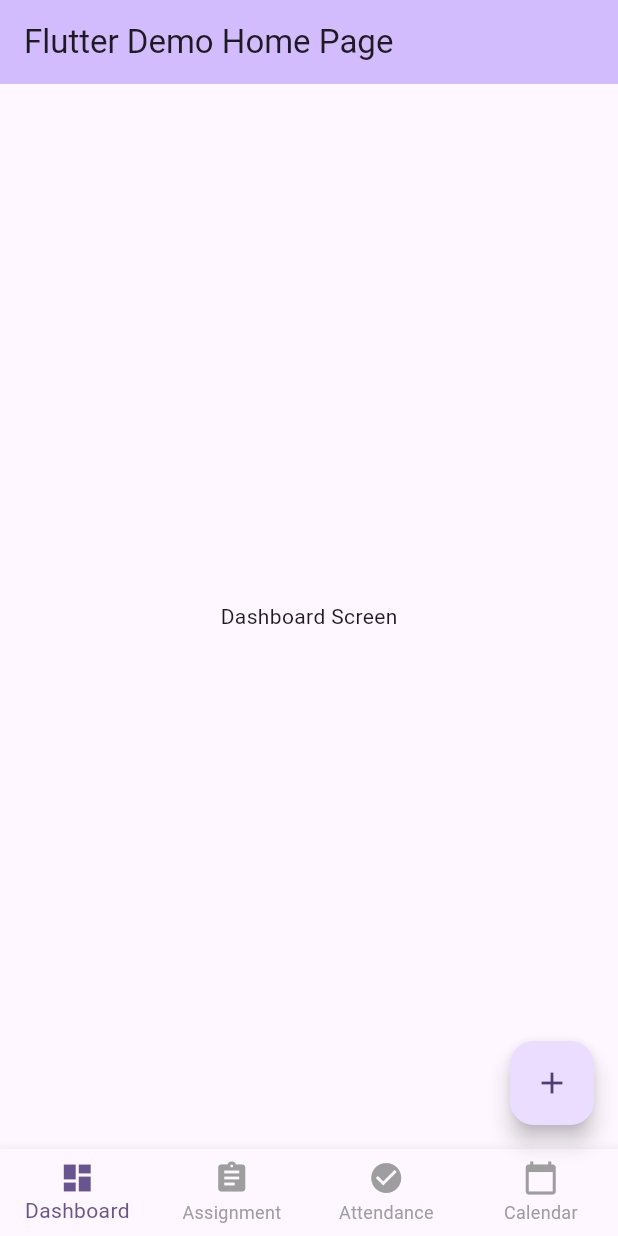
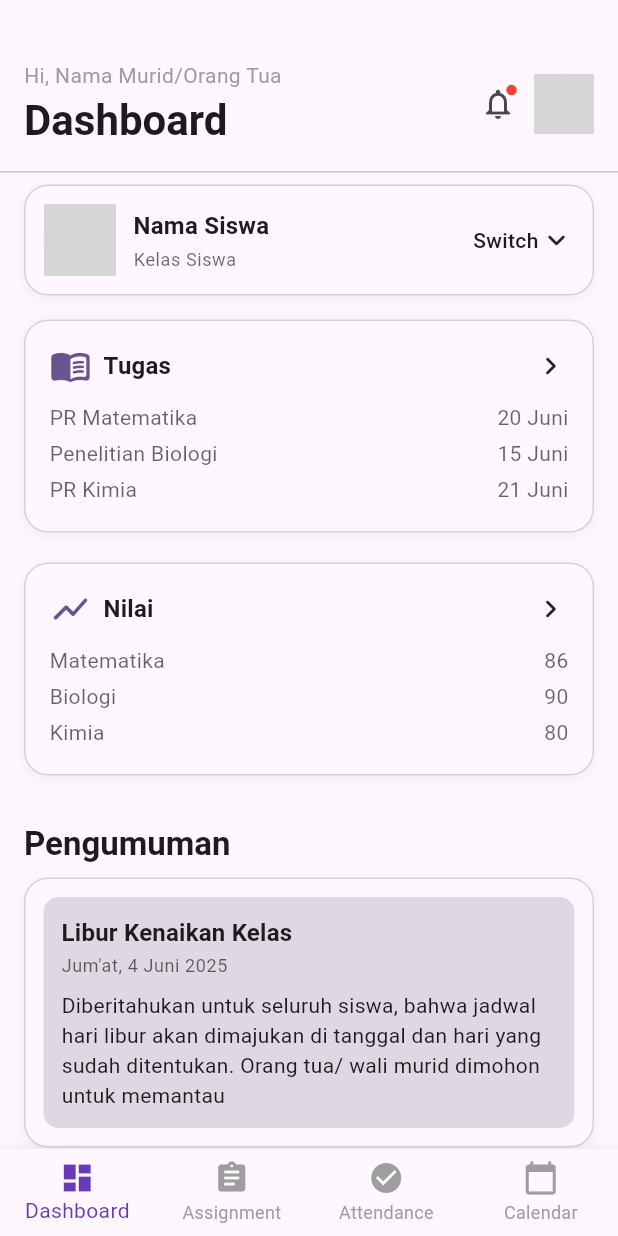
Before and after one commit to triastanto/eleven-edu, a Flutter app: the screen it shows after launch, on a phone screen of 412 x 824 dp. Run offline on Flutter 3.47's test engine with Material 3 defaults, Android fonts, the light colour scheme and no system bars; our stand-ins replace flutter_dotenv; grey boxes are pictures that could not be loaded.

Commit message:
Implement dashboard layout and implement base card container

```diff
--- a/lib/main.dart
+++ b/lib/main.dart
@@ -79,26 +79,70 @@ class _MyHomePageState extends State<MyHomePage> {
 
   @override
   Widget build(BuildContext context) {
-    // Only used in DashboardScreen, but kept here for demonstration
     return Scaffold(
-      appBar: AppBar(
-        backgroundColor: Theme.of(context).colorScheme.inversePrimary,
-        title: Text(widget.title),
+      appBar: null, // Remove default AppBar
+      body: Column(
+        children: [
+          // Custom top section
+          Container(
+            padding: const EdgeInsets.fromLTRB(16, 40, 16, 16),
+            child: Row(
+              crossAxisAlignment: CrossAxisAlignment.center,
+              children: [
+                Expanded(
+                  child: Column(
+                    crossAxisAlignment: CrossAxisAlignment.start,
+                    children: [
+                      Text(
+                        'Hi, Nama Murid/Orang Tua',
+                        style: Theme.of(context).textTheme.bodyMedium?.copyWith(color: Colors.grey),
+                      ),
+                      const SizedBox(height: 2),
+                      Text(
+                        'Dashboard',
+                        style: Theme.of(context).textTheme.headlineMedium?.copyWith(fontWeight: FontWeight.bold),
+                      ),
+                    ],
+                  ),
+                ),
+                Stack(
+                  children: [
+                    IconButton(
+                      icon: const Icon(Icons.notifications_none_outlined),
+                      onPressed: () {},
+                    ),
+                    Positioned(
+                      right: 10,
+                      top: 10,
+                      child: Container(
+                        width: 10,
+                        height: 10,
+                        decoration: BoxDecoration(
+                          color: Colors.red,
+                          shape: BoxShape.circle,
+                          border: Border.all(color: Colors.white, width: 1.5),
+                        ),
+                      ),
+                    ),
+                  ],
+                ),
+                const CircleAvatar(
+                  radius: 20,
+                  backgroundImage: AssetImage('assets/profile_student.png'),
+                ),
+              ],
+            ),
+          ),
+          const Divider(height: 1),
+          // Expanded area for tab content
+          Expanded(
+            child: _widgetOptions[_selectedIndex],
+          ),
+        ],
       ),
-      body: _widgetOptions[_selectedIndex],
-      floatingActionButton: _selectedIndex == 0
-          ? FloatingActionButton(
-              onPressed: () => context.read<CounterProvider>().increment(),
-              tooltip: 'Increment',
-              child: const Icon(Icons.add),
-            )
-          : null,
       bottomNavigationBar: BottomNavigationBar(
-        type: BottomNavigationBarType.fixed,
         items: _bottomNavItems,
         currentIndex: _selectedIndex,
-        selectedItemColor: Theme.of(context).colorScheme.primary,
-        unselectedItemColor: Colors.grey,
         onTap: _onItemTapped,
       ),
     );
--- a/lib/screens/dashboard_screen.dart
+++ b/lib/screens/dashboard_screen.dart
@@ -1,10 +1,52 @@
 import 'package:flutter/material.dart';
+import '../widgets/student_card.dart';
+import '../widgets/announcement_card.dart';
+import '../widgets/dashboard_card.dart';
+import '../widgets/dashboard_card_item.dart';
 
 /// Dashboard screen
 class DashboardScreen extends StatelessWidget {
   const DashboardScreen({super.key});
+
   @override
   Widget build(BuildContext context) {
-    return const Center(child: Text('Dashboard Screen'));
+    return SingleChildScrollView(
+      padding: const EdgeInsets.symmetric(horizontal: 16, vertical: 8),
+      child: Column(
+        crossAxisAlignment: CrossAxisAlignment.start,
+        children: [
+          const StudentCard(),
+          // Tugas card
+          DashboardCard(
+            icon: Icons.menu_book_rounded,
+            title: 'Tugas',
+            items: const [
+              DashboardCardItem('PR Matematika', '20 Juni'),
+              DashboardCardItem('Penelitian Biologi', '15 Juni'),
+              DashboardCardItem('PR Kimia', '21 Juni'),
+            ],
+            onTap: () {},
+          ),
+          const SizedBox(height: 12),
+          // Nilai card
+          DashboardCard(
+            icon: Icons.show_chart_rounded,
+            title: 'Nilai',
+            items: const [
+              DashboardCardItem('Matematika', '86'),
+              DashboardCardItem('Biologi', '90'),
+              DashboardCardItem('Kimia', '80'),
+            ],
+            onTap: () {},
+          ),
+          const SizedBox(height: 24),
+          // Pengumuman
+          Text('Pengumuman', style: Theme.of(context).textTheme.titleLarge?.copyWith(fontWeight: FontWeight.bold)),
+          const SizedBox(height: 8),
+          const AnnouncementCard(),
+          const SizedBox(height: 12),
+        ],
+      ),
+    );
   }
 }
--- a/lib/theme/app_theme.dart
+++ b/lib/theme/app_theme.dart
@@ -2,6 +2,18 @@ import 'package:flutter/material.dart';
 
 class AppTheme {
   static ThemeData get lightTheme => ThemeData(
-    colorScheme: ColorScheme.fromSeed(seedColor: Colors.deepPurple),
-  );
+        colorScheme: ColorScheme.fromSeed(seedColor: Colors.deepPurple),
+        appBarTheme: const AppBarTheme(
+          backgroundColor: null, // Uses colorScheme.inversePrimary by default
+        ),
+        floatingActionButtonTheme: const FloatingActionButtonThemeData(
+          backgroundColor: Colors.deepPurple,
+          foregroundColor: Colors.white,
+        ),
+        bottomNavigationBarTheme: const BottomNavigationBarThemeData(
+          type: BottomNavigationBarType.fixed,
+          selectedItemColor: Colors.deepPurple,
+          unselectedItemColor: Colors.grey,
+        ),
+      );
 }
--- /dev/null
+++ b/lib/widgets/announcement_card.dart
@@ -0,0 +1,34 @@
+import 'package:flutter/material.dart';
+import 'base_card_container.dart';
+
+class AnnouncementCard extends StatelessWidget {
+  const AnnouncementCard({super.key});
+
+  @override
+  Widget build(BuildContext context) {
+    final theme = Theme.of(context);
+    return BaseCardContainer(
+      padding: const EdgeInsets.all(12),
+      child: Container(
+        decoration: BoxDecoration(
+          color: theme.colorScheme.secondary.withOpacity(0.2),
+          borderRadius: BorderRadius.circular(10),
+        ),
+        padding: const EdgeInsets.all(12),
+        child: Column(
+          crossAxisAlignment: CrossAxisAlignment.start,
+          children: [
+            Text('Libur Kenaikan Kelas', style: theme.textTheme.titleMedium?.copyWith(fontWeight: FontWeight.bold)),
+            const SizedBox(height: 2),
+            Text("Jum'at, 4 Juni 2025", style: theme.textTheme.bodySmall?.copyWith(color: theme.hintColor)),
+            const SizedBox(height: 8),
+            Text(
+              'Diberitahukan untuk seluruh siswa, bahwa jadwal hari libur akan dimajukan di tanggal dan hari yang sudah ditentukan. Orang tua/ wali murid dimohon untuk memantau',
+              style: theme.textTheme.bodyMedium,
+            ),
+          ],
+        ),
+      ),
+    );
+  }
+}
--- /dev/null
+++ b/lib/widgets/base_card_container.dart
@@ -0,0 +1,38 @@
+import 'package:flutter/material.dart';
+
+class BaseCardContainer extends StatelessWidget {
+  final Widget child;
+  final EdgeInsetsGeometry? margin;
+  final EdgeInsetsGeometry? padding;
+  final Color? color;
+
+  const BaseCardContainer({
+    super.key,
+    required this.child,
+    this.margin,
+    this.padding,
+    this.color,
+  });
+
+  @override
+  Widget build(BuildContext context) {
+    final theme = Theme.of(context);
+    return Container(
+      margin: margin,
+      padding: padding,
+      decoration: BoxDecoration(
+        color: color ?? theme.cardColor,
+        borderRadius: BorderRadius.circular(16),
+        border: Border.all(color: theme.dividerColor.withOpacity(0.3)),
+        boxShadow: [
+          BoxShadow(
+            color: theme.shadowColor.withOpacity(0.05),
+            blurRadius: 8,
+            offset: const Offset(0, 2),
+          ),
+        ],
+      ),
+      child: child,
+    );
+  }
+}
--- a/lib/widgets/custom_button.dart
+++ /dev/null
@@ -1,13 +0,0 @@
-import 'package:flutter/material.dart';
-
-class CustomButton extends StatelessWidget {
-  final String label;
-  final VoidCallback onPressed;
-
-  const CustomButton({super.key, required this.label, required this.onPressed});
-
-  @override
-  Widget build(BuildContext context) {
-    return ElevatedButton(onPressed: onPressed, child: Text(label));
-  }
-}
--- /dev/null
+++ b/lib/widgets/dashboard_card.dart
@@ -0,0 +1,55 @@
+import 'package:flutter/material.dart';
+import 'dashboard_card_item.dart';
+import 'base_card_container.dart';
+
+class DashboardCard extends StatelessWidget {
+  final IconData icon;
+  final String title;
+  final List<DashboardCardItem> items;
+  final VoidCallback onTap;
+
+  const DashboardCard({
+    required this.icon,
+    required this.title,
+    required this.items,
+    required this.onTap,
+    super.key,
+  });
+
+  @override
+  Widget build(BuildContext context) {
+    final theme = Theme.of(context);
+    return BaseCardContainer(
+      margin: const EdgeInsets.only(bottom: 8),
+      child: Material(
+        color: Colors.transparent,
+        child: InkWell(
+          borderRadius: BorderRadius.circular(16),
+          onTap: onTap,
+          child: Padding(
+            padding: const EdgeInsets.all(16),
+            child: Column(
+              crossAxisAlignment: CrossAxisAlignment.start,
+              children: [
+                Row(
+                  children: [
+                    Icon(icon, size: 28, color: theme.colorScheme.primary),
+                    const SizedBox(width: 8),
+                    Text(
+                      title,
+                      style: theme.textTheme.titleMedium?.copyWith(fontWeight: FontWeight.bold),
+                    ),
+                    const Spacer(),
+                    Icon(Icons.chevron_right_rounded, color: theme.iconTheme.color),
+                  ],
+                ),
+                const SizedBox(height: 8),
+                ...items,
+              ],
+            ),
+          ),
+        ),
+      ),
+    );
+  }
+}
--- /dev/null
+++ b/lib/widgets/dashboard_card_item.dart
@@ -0,0 +1,28 @@
+import 'package:flutter/material.dart';
+
+class DashboardCardItem extends StatelessWidget {
+  final String left;
+  final String right;
+  const DashboardCardItem(this.left, this.right, {super.key});
+
+  @override
+  Widget build(BuildContext context) {
+    final theme = Theme.of(context);
+    return Padding(
+      padding: const EdgeInsets.symmetric(vertical: 2),
+      child: Row(
+        mainAxisAlignment: MainAxisAlignment.spaceBetween,
+        children: [
+          Text(
+            left,
+            style: theme.textTheme.bodyMedium?.copyWith(color: theme.hintColor),
+          ),
+          Text(
+            right,
+            style: theme.textTheme.bodyMedium?.copyWith(color: theme.hintColor),
+          ),
+        ],
+      ),
+    );
+  }
+}
--- /dev/null
+++ b/lib/widgets/student_card.dart
@@ -0,0 +1,40 @@
+import 'package:flutter/material.dart';
+import 'base_card_container.dart';
+
+class StudentCard extends StatelessWidget {
+  const StudentCard({super.key});
+
+  @override
+  Widget build(BuildContext context) {
+    final theme = Theme.of(context);
+    return BaseCardContainer(
+      margin: const EdgeInsets.only(bottom: 16),
+      padding: const EdgeInsets.all(12),
+      child: Row(
+        children: [
+          const CircleAvatar(
+            radius: 24,
+            backgroundImage: AssetImage('assets/profile_student.png'),
+          ),
+          const SizedBox(width: 12),
+          Expanded(
+            child: Column(
+              crossAxisAlignment: CrossAxisAlignment.start,
+              children: [
+                Text('Nama Siswa', style: theme.textTheme.titleMedium?.copyWith(fontWeight: FontWeight.bold)),
+                const SizedBox(height: 2),
+                Text('Kelas Siswa', style: theme.textTheme.bodySmall?.copyWith(color: theme.hintColor)),
+              ],
+            ),
+          ),
+          Row(
+            children: [
+              Text('Switch', style: theme.textTheme.bodyMedium?.copyWith(fontWeight: FontWeight.w500)),
+              Icon(Icons.keyboard_arrow_down_rounded, color: theme.iconTheme.color),
+            ],
+          ),
+        ],
+      ),
+    );
+  }
+}
```
Also changed, not shown: pubspec.yaml (+7 -7 lines), lib/widgets/index.dart (added).
